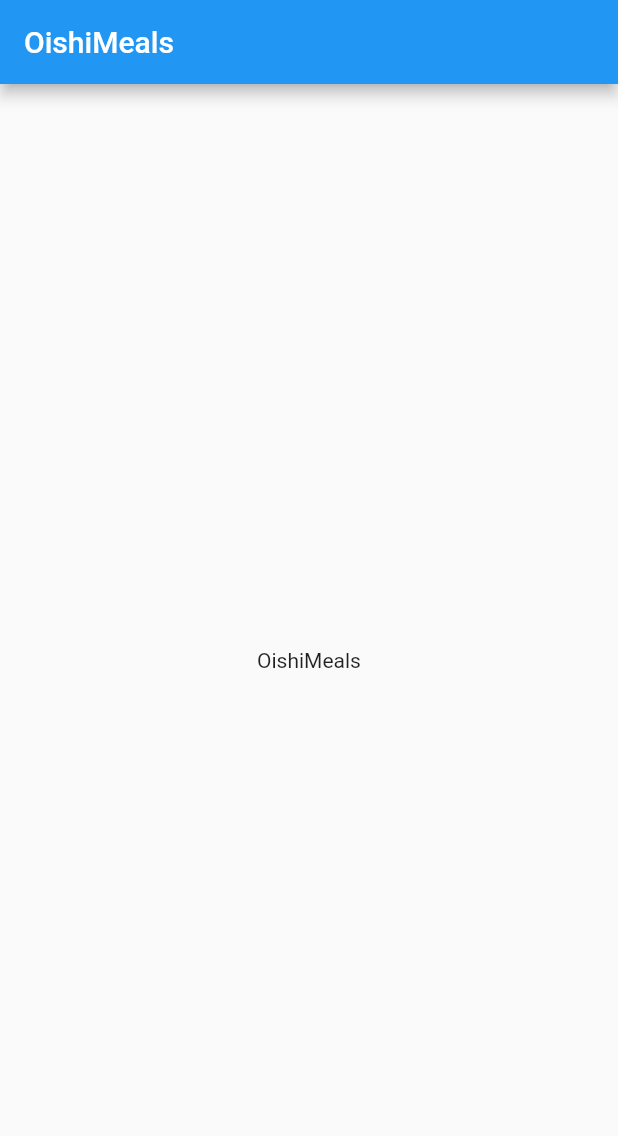
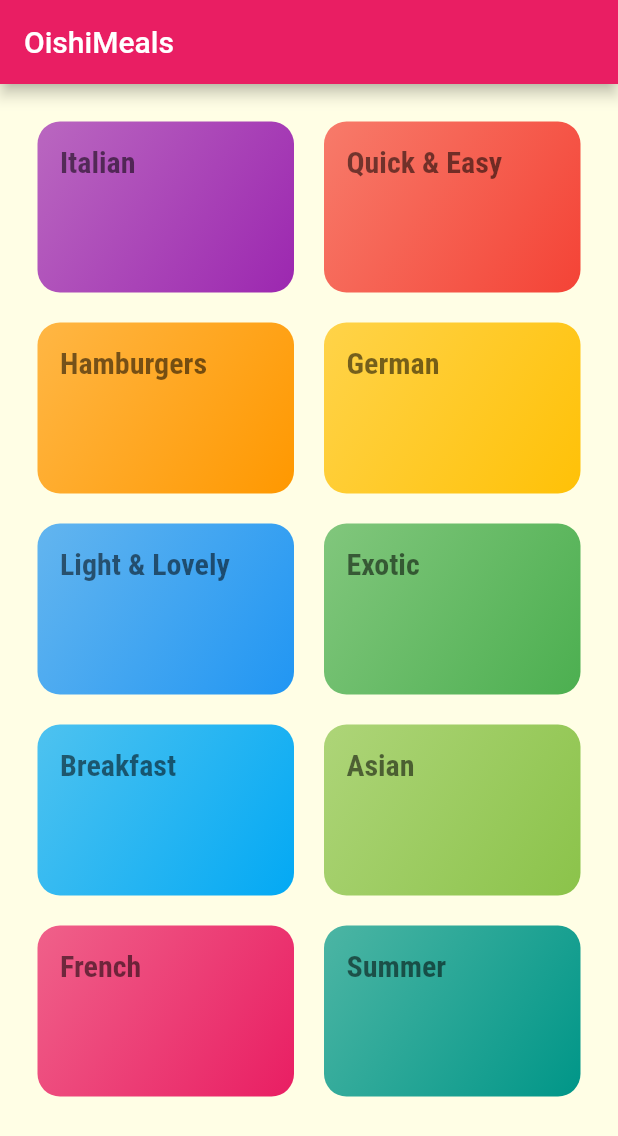
Before and after one commit to sajalAppdevs/oishi-meals, a Flutter app: the screen it shows after launch, on a phone screen of 412 x 824 dp. Shown: the top 1136 px of the screen. Run offline on Flutter 3.47's test engine with Material 2 defaults, Android fonts, the phone set to English and light mode, and no system bars.

Commit message:
[feat] added category and category meals screen

```diff
--- a/lib/main.dart
+++ b/lib/main.dart
@@ -1,5 +1,7 @@
 import 'package:flutter/material.dart';
 
+import './screens/categories_screen.dart';
+import './screens/category_meals_screen.dart';
 import './utils/strings.dart';
 
 void main() {
@@ -14,29 +16,28 @@ class MyApp extends StatelessWidget {
     return MaterialApp(
       title: appName,
       theme: ThemeData(
-        primarySwatch: Colors.blue,
+        primarySwatch: Colors.pink,
+        accentColor: Colors.amber,
+        canvasColor: const Color.fromRGBO(255, 254, 229, 1),
+        fontFamily: 'Raleway',
+        textTheme: ThemeData.light().textTheme.copyWith(
+              bodyText1: const TextStyle(
+                color: Color.fromRGBO(20, 51, 51, 1),
+              ),
+              bodyText2: const TextStyle(
+                color: Color.fromRGBO(20, 51, 51, 1),
+              ),
+              headline3: const TextStyle(
+                fontSize: 20,
+                fontFamily: 'RobotoCondensed',
+                fontWeight: FontWeight.bold,
+              ),
+            ),
       ),
-      home: const MyHomePage(title: appName),
+      routes: {
+        CategoriesScreen.route: (context) => const CategoriesScreen(),
+        CategoryMealsScreen.route: (context) => const CategoryMealsScreen(),
+      },
     );
   }
 }
-
-class MyHomePage extends StatelessWidget {
-  const MyHomePage({Key? key, required this.title}) : super(key: key);
-
-  final String title;
-
-  @override
-  Widget build(BuildContext context) {
-    return Scaffold(
-      appBar: AppBar(
-        title: Text(title),
-      ),
-      body: const SafeArea(
-        child: Center(
-          child: Text(appName),
-        ),
-      ),
-    );
-  }
-}
--- /dev/null
+++ b/lib/models/category.dart
@@ -0,0 +1,9 @@
+import 'package:flutter/material.dart';
+
+class Category {
+  final String id;
+  final String title;
+  final Color color;
+
+  const Category({required this.id, required this.title, required this.color});
+}
--- /dev/null
+++ b/lib/models/dummy_data.dart
@@ -0,0 +1,56 @@
+import 'package:flutter/material.dart';
+
+import 'category.dart';
+
+const DUMMY_CATEGORIES = [
+  Category(
+    id: 'c1',
+    title: 'Italian',
+    color: Colors.purple,
+  ),
+  Category(
+    id: 'c2',
+    title: 'Quick & Easy',
+    color: Colors.red,
+  ),
+  Category(
+    id: 'c3',
+    title: 'Hamburgers',
+    color: Colors.orange,
+  ),
+  Category(
+    id: 'c4',
+    title: 'German',
+    color: Colors.amber,
+  ),
+  Category(
+    id: 'c5',
+    title: 'Light & Lovely',
+    color: Colors.blue,
+  ),
+  Category(
+    id: 'c6',
+    title: 'Exotic',
+    color: Colors.green,
+  ),
+  Category(
+    id: 'c7',
+    title: 'Breakfast',
+    color: Colors.lightBlue,
+  ),
+  Category(
+    id: 'c8',
+    title: 'Asian',
+    color: Colors.lightGreen,
+  ),
+  Category(
+    id: 'c9',
+    title: 'French',
+    color: Colors.pink,
+  ),
+  Category(
+    id: 'c10',
+    title: 'Summer',
+    color: Colors.teal,
+  ),
+];
--- /dev/null
+++ b/lib/screens/categories_screen.dart
@@ -0,0 +1,30 @@
+import 'package:flutter/material.dart';
+
+import '../utils/strings.dart';
+import '../models/dummy_data.dart';
+import '../widgets/category_item.dart';
+
+class CategoriesScreen extends StatelessWidget {
+  static const route = "/";
+
+  const CategoriesScreen({Key? key}) : super(key: key);
+
+  @override
+  Widget build(BuildContext context) {
+    return Scaffold(
+      appBar: AppBar(
+        title: const Text(appName),
+      ),
+      body: GridView(
+        padding: const EdgeInsets.all(25),
+        gridDelegate: const SliverGridDelegateWithMaxCrossAxisExtent(
+          maxCrossAxisExtent: 200,
+          childAspectRatio: 3 / 2,
+          crossAxisSpacing: 20,
+          mainAxisSpacing: 20,
+        ),
+        children: DUMMY_CATEGORIES.map((cat) => CategoryItem(cat)).toList(),
+      ),
+    );
+  }
+}
--- /dev/null
+++ b/lib/screens/category_meals_screen.dart
@@ -0,0 +1,25 @@
+import 'package:flutter/material.dart';
+
+import '../models/category.dart';
+
+class CategoryMealsScreen extends StatelessWidget {
+  static const route = "/category_meals";
+
+  const CategoryMealsScreen({Key? key}) : super(key: key);
+
+  @override
+  Widget build(BuildContext context) {
+    final category = ModalRoute.of(context)!.settings.arguments as Category;
+
+    return Scaffold(
+      appBar: AppBar(
+        title: Text(category.title),
+      ),
+      body: Center(
+        child: Text(
+          'The Recipes For ${category.title}!',
+        ),
+      ),
+    );
+  }
+}
--- /dev/null
+++ b/lib/widgets/category_item.dart
@@ -0,0 +1,42 @@
+import 'package:flutter/material.dart';
+import 'package:meals/screens/category_meals_screen.dart';
+
+import '../models/category.dart';
+
+class CategoryItem extends StatelessWidget {
+  final Category _category;
+
+  const CategoryItem(this._category, {Key? key}) : super(key: key);
+
+  void selectCategory(BuildContext ctx) {
+    Navigator.of(ctx)
+        .pushNamed(CategoryMealsScreen.route, arguments: _category);
+  }
+
+  @override
+  Widget build(BuildContext context) {
+    return InkWell(
+      onTap: () => selectCategory(context),
+      splashColor: Theme.of(context).primaryColor,
+      borderRadius: BorderRadius.circular(15),
+      child: Container(
+        padding: const EdgeInsets.all(15),
+        child: Text(
+          _category.title,
+          style: Theme.of(context).textTheme.headline3,
+        ),
+        decoration: BoxDecoration(
+          gradient: LinearGradient(
+            colors: [
+              _category.color.withOpacity(0.7),
+              _category.color,
+            ],
+            begin: Alignment.topLeft,
+            end: Alignment.bottomRight,
+          ),
+          borderRadius: BorderRadius.circular(15),
+        ),
+      ),
+    );
+  }
+}
```
